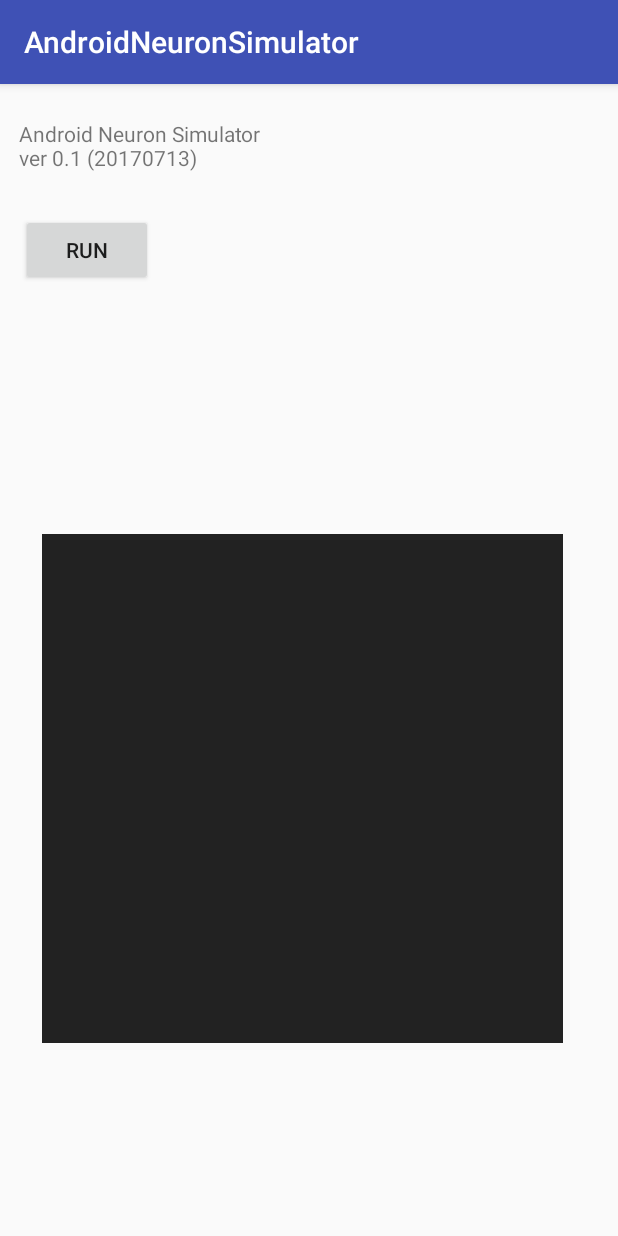
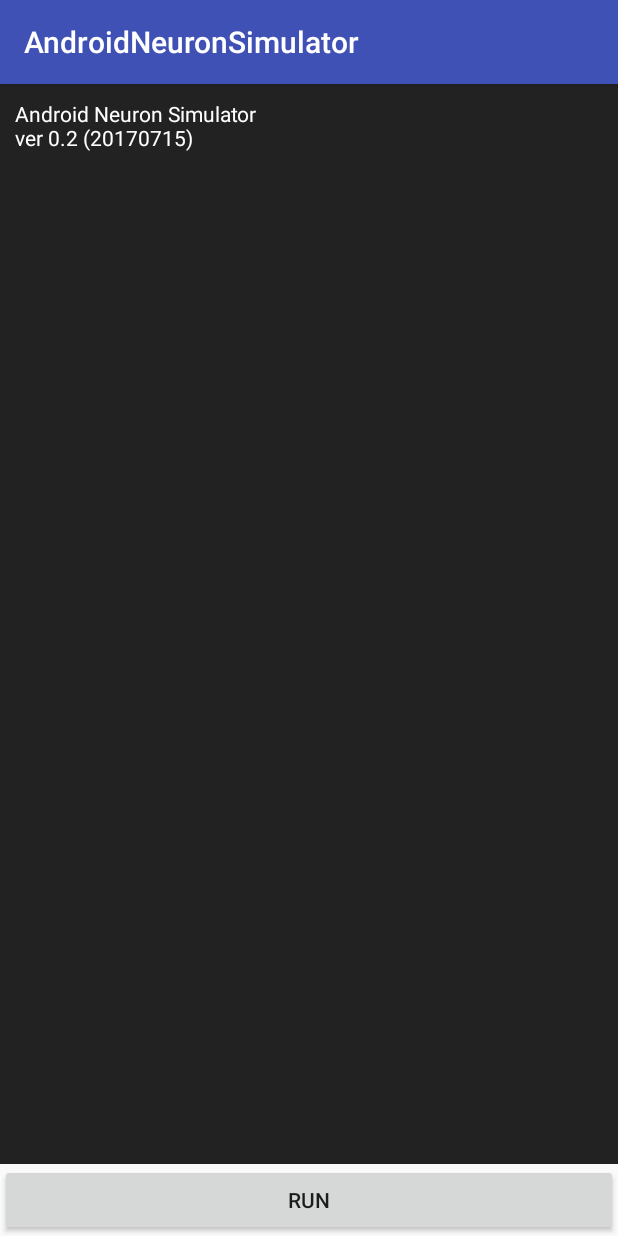
Before and after one commit to DaisukeMiyamoto/android-neuron-simulator, an Android app: the screen it shows after launch (MainActivity), on a phone screen of 412 x 824 dp. Run offline under Robolectric (Android 15) with nearby library versions, the light colour scheme and no system bars.

Commit message:
change layout

```diff
--- a/app/build.gradle
+++ b/app/build.gradle
@@ -7,14 +7,17 @@ android {
         applicationId "com.nebula.androidneuronsimulator"
         minSdkVersion 15
         targetSdkVersion 25
-        versionCode 1
-        versionName "1.0"
+        versionCode 2
+        versionName "0.2"
         testInstrumentationRunner "android.support.test.runner.AndroidJUnitRunner"
         externalNativeBuild {
             cmake {
                 cppFlags ""
             }
         }
+    }
+    applicationVariants.all { variant->
+        variant.resValue "string", "versionName", variant.versionName
     }
     buildTypes {
         release {
--- a/app/src/main/res/layout/activity_main.xml
+++ b/app/src/main/res/layout/activity_main.xml
@@ -6,48 +6,39 @@
     android:layout_height="match_parent"
     tools:context="com.nebula.androidneuronsimulator.MainActivity">
 
-    <TextView
-        android:id="@+id/sample_text"
-        android:layout_width="wrap_content"
-        android:layout_height="wrap_content"
-        android:text="Android Neuron Simulator\nver 0.1 (20170713)"
-        app:layout_constraintBottom_toBottomOf="parent"
+    <ScrollView
+        android:layout_width="0dp"
+        android:layout_height="0dp"
+        android:background="#222222"
+        app:layout_constraintBottom_toTopOf="@+id/run_simulation"
+        app:layout_constraintHorizontal_bias="1.0"
         app:layout_constraintLeft_toLeftOf="parent"
         app:layout_constraintRight_toRightOf="parent"
         app:layout_constraintTop_toTopOf="parent"
-        app:layout_constraintHorizontal_bias="0.051"
-        app:layout_constraintVertical_bias="0.032" />
+        app:layout_constraintVertical_bias="0.0">
 
-    <Button
-        android:id="@+id/run_simulation"
-        android:layout_width="wrap_content"
-        android:layout_height="wrap_content"
-        android:text="run"
-        app:layout_constraintBottom_toBottomOf="parent"
-        app:layout_constraintHorizontal_bias="0.043"
-        app:layout_constraintLeft_toLeftOf="parent"
-        app:layout_constraintRight_toRightOf="parent"
-        app:layout_constraintTop_toTopOf="parent"
-        app:layout_constraintVertical_bias="0.12" />
-
-    <ScrollView
-        android:layout_width="347dp"
-        android:layout_height="339dp"
-        android:background="#222222"
-        app:layout_constraintBottom_toBottomOf="parent"
-        app:layout_constraintHorizontal_bias="0.432"
-        app:layout_constraintLeft_toLeftOf="parent"
-        app:layout_constraintRight_toRightOf="parent"
-        app:layout_constraintTop_toTopOf="parent"
-        app:layout_constraintVertical_bias="0.7">
 
         <TextView
             android:id="@+id/output_text"
             android:layout_width="fill_parent"
             android:layout_height="fill_parent"
+            android:padding="10dp"
+            android:text="Android Neuron Simulator\nver 0.2 (20170715)\n"
             android:textColor="#ffffff"
-            android:padding="10dp"
+            android:textIsSelectable="true"
             android:textSize="14sp" />
     </ScrollView>
 
+    <Button
+        android:id="@+id/run_simulation"
+        android:layout_width="0dp"
+        android:layout_height="wrap_content"
+        android:text="run"
+        app:layout_constraintBottom_toBottomOf="parent"
+        app:layout_constraintHorizontal_bias="0.0"
+        app:layout_constraintLeft_toLeftOf="parent"
+        app:layout_constraintRight_toRightOf="parent"
+        app:layout_constraintTop_toTopOf="parent"
+        app:layout_constraintVertical_bias="1.0" />
+
 </android.support.constraint.ConstraintLayout>
```
Also changed, not shown: 15 other files.
